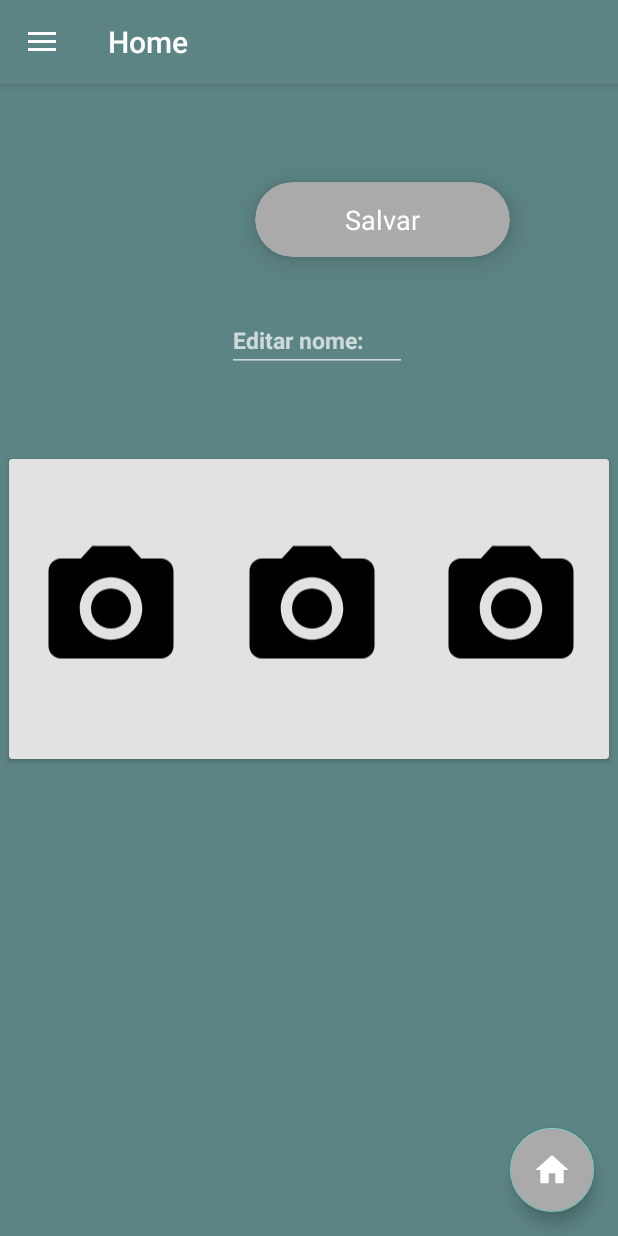
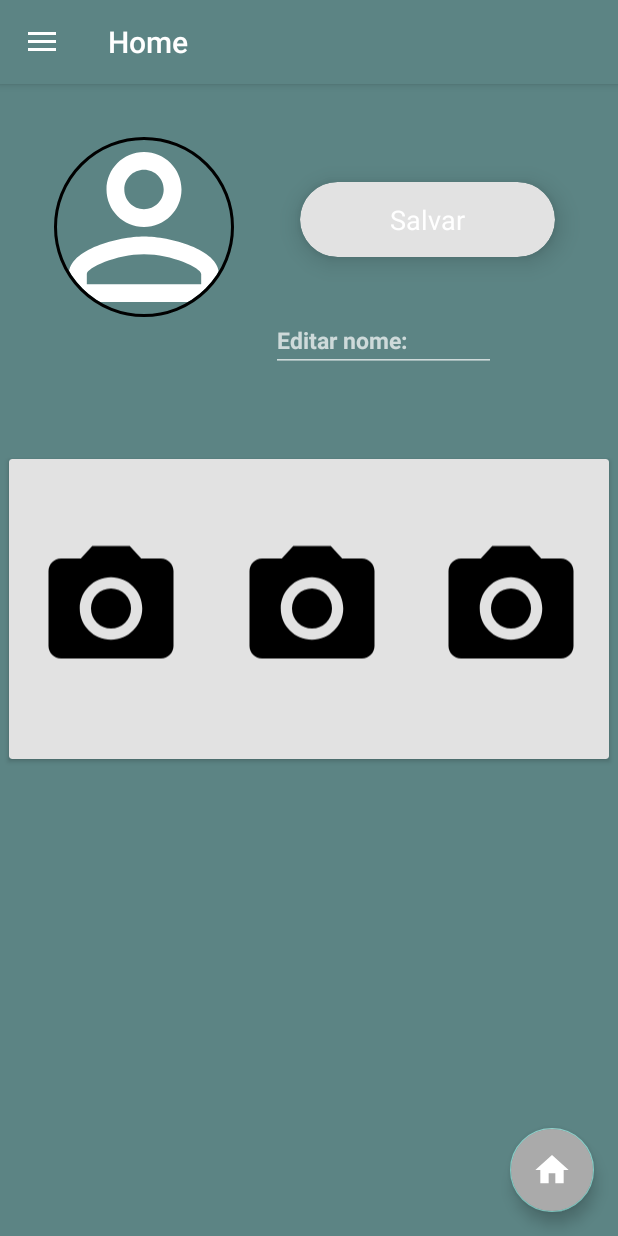
Before and after one commit to TiagoPereiraIfsul/TCC, an Android app: the fragment FragmentBarbeiroEdit placed in its activity, on a phone screen of 412 x 824 dp. Run offline under Robolectric (Android 15) with nearby library versions, the phone set to English and light mode, and no system bars; our stand-ins replace CircleImageView, Firebase (no records; nobody signed in at launch, a user with empty details on screens opened directly), Picasso; pictures from the network do not load; 5 statements that could not run were skipped.

Commit message:
Falta apenas deixar bonito

```diff
--- a/app/src/main/java/com/example/login/Estilo/FragmentSobrancelha.java
+++ b/app/src/main/java/com/example/login/Estilo/FragmentSobrancelha.java
@@ -66,7 +66,7 @@ public class FragmentSobrancelha extends Fragment {
 
                 lista = (List<ModeloEstilo>) lista.stream().filter(e->e.getCategoria().equals("Sobrancelha - R$ 5,00")).collect(Collectors.toList());
                 System.out.println(lista);
-
+                modeloEstilos = lista;
                 carregarRecyclerView(lista);
 
             }
--- a/app/src/main/res/layout/activity_loginou_cadastro.xml
+++ b/app/src/main/res/layout/activity_loginou_cadastro.xml
@@ -21,7 +21,7 @@
             android:layout_height="50dp"
             android:layout_above="@+id/textView2"
             android:layout_centerHorizontal="true"
-            android:layout_marginTop="440dp"
+            android:layout_marginTop="615dp"
             android:layout_marginBottom="3dp"
             app:cardBackgroundColor="#79ACAC"
             app:cardCornerRadius="25dp"
@@ -52,7 +52,7 @@
             android:layout_height="50dp"
             android:layout_above="@+id/textView2"
             android:layout_centerHorizontal="true"
-            android:layout_marginTop="500dp"
+            android:layout_marginTop="680dp"
             android:layout_marginBottom="3dp"
             app:cardBackgroundColor="#79ACAC"
             app:cardCornerRadius="25dp"
--- a/app/src/main/res/layout/fragment_fragment_barbeiro_edit.xml
+++ b/app/src/main/res/layout/fragment_fragment_barbeiro_edit.xml
@@ -20,12 +20,12 @@
 
             <EditText
                 android:id="@+id/aliasnome"
-                android:layout_width="120dp"
+                android:layout_width="150dp"
                 android:layout_height="wrap_content"
                 android:layout_above="@+id/linearLayout"
                 android:layout_gravity="center_horizontal"
                 android:layout_marginTop="150dp"
-                android:layout_marginLeft="5dp"
+                android:layout_marginLeft="50dp"
                 android:hint="Editar nome:"
                 android:textColor="#fff"
                 android:textSize="15sp"
@@ -42,13 +42,14 @@
 
             <de.hdodenhof.circleimageview.CircleImageView
                 android:id="@+id/mButtonChooseImage"
-                android:layout_width="100dp"
-                android:layout_height="150dp"
+                android:layout_width="120dp"
+                android:layout_height="120dp"
                 android:layout_gravity="center_horizontal"
-                android:layout_marginLeft="-90dp"
                 android:layout_marginTop="35dp"
-                app:civ_border_color="#FF000000"
-                app:civ_border_width="2dp" />
+                android:layout_marginLeft="-110dp"
+                app:srcCompat="@drawable/ic_action_p"
+                app:civ_border_width="2dp"
+                app:civ_border_color="#FF000000" />
 
 
         </LinearLayout>
@@ -180,11 +181,11 @@
         android:layout_width="170dp"
         android:layout_height="50dp"
         android:layout_marginTop="65dp"
-        android:layout_marginLeft="170dp"
+        android:layout_marginLeft="200dp"
         android:layout_above="@+id/textView2"
         android:layout_centerHorizontal="true"
         android:layout_marginBottom="3dp"
-        app:cardBackgroundColor="@android:color/darker_gray"
+        app:cardBackgroundColor="#E2E2E2"
         app:cardCornerRadius="25dp"
         app:cardElevation="10dp">
 
--- a/app/src/main/res/layout/fragment_fragment_list_cliente_barbeiro.xml
+++ b/app/src/main/res/layout/fragment_fragment_list_cliente_barbeiro.xml
@@ -2,7 +2,8 @@
     xmlns:app="http://schemas.android.com/apk/res-auto"
     android:layout_width="match_parent"
     android:layout_height="match_parent"
-    android:orientation="vertical">
+    android:orientation="vertical"
+    android:background="@drawable/apptygabg">
 
 
     <android.support.design.widget.TabLayout
--- a/app/src/main/res/layout/fragment_fragment_list_estilos.xml
+++ b/app/src/main/res/layout/fragment_fragment_list_estilos.xml
@@ -3,6 +3,7 @@
     android:layout_width="match_parent"
     android:orientation="vertical"
     android:layout_height="match_parent"
+    android:background="@drawable/apptygabg"
     >
 
     <android.support.design.widget.TabLayout
--- a/app/src/main/res/layout/fragment_fragment_perfil_barbeiro.xml
+++ b/app/src/main/res/layout/fragment_fragment_perfil_barbeiro.xml
@@ -25,7 +25,7 @@
                 android:layout_height="120dp"
                 android:layout_gravity="center_horizontal"
                 android:layout_marginTop="35dp"
-                android:layout_marginLeft="-90dp"
+                android:layout_marginLeft="-110dp"
                 app:srcCompat="@drawable/ic_action_p"
                 app:civ_border_width="2dp"
                 app:civ_border_color="#FF000000"/>
@@ -56,7 +56,7 @@
 
         <android.support.v7.widget.CardView
             android:layout_width="400dp"
-            android:layout_height="200dp"
+            android:layout_height="400dp"
             android:layout_centerHorizontal="true"
             android:layout_marginTop="215dp"
             app:cardBackgroundColor="#E2E2E2">
@@ -173,7 +173,7 @@
         android:layout_width="170dp"
         android:layout_height="50dp"
         android:layout_marginTop="65dp"
-        android:layout_marginLeft="170dp"
+        android:layout_marginLeft="200dp"
         android:layout_above="@+id/textView2"
         android:layout_centerHorizontal="true"
         android:layout_marginBottom="3dp"
```
Also changed, not shown: app/src/main/java/com/example/login/Estilo/FragmentBarba.java (+6 -6 lines), app/src/main/java/com/example/login/Estilo/FragmentCabelo.java (+6 -6 lines), app/src/main/res/layout/activity_cadastro.xml (+4 -4 lines), app/src/main/res/layout/activity_main.xml (+16 -8 lines), app/src/main/res/layout/fragment_fragment_add_estilo.xml (+7 -6 lines).
